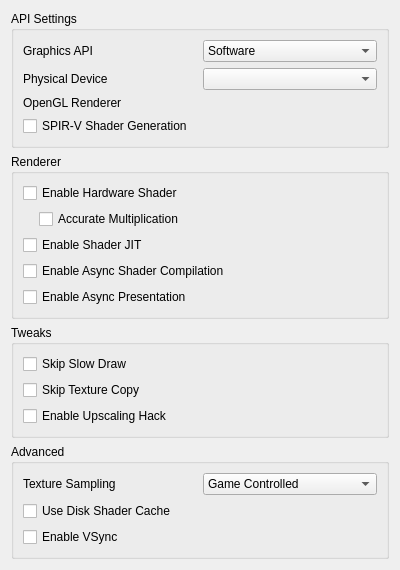
rtiangha/Citra-Enhanced, file src/citra_qt/configuration/configure_graphics.ui: the form before one commit.
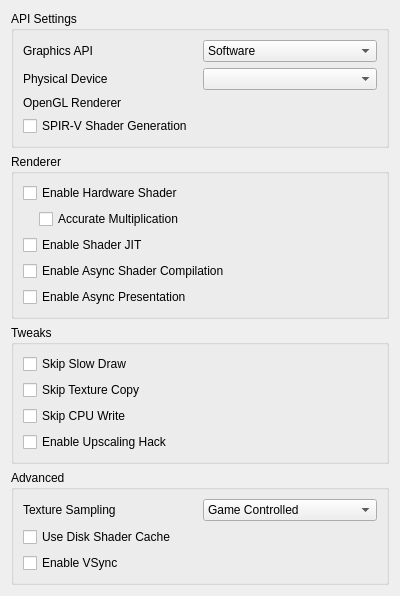
The form after the commit.

Commit message: Android & PC: Add Skip CPU Write to UI

What changed in the file:
```diff
--- a/src/citra_qt/configuration/configure_graphics.ui
+++ b/src/citra_qt/configuration/configure_graphics.ui
@@ -260,6 +260,16 @@
         </property>
        </widget>
       </item>
+      <item>
+       <widget class="QCheckBox" name="toggle_skip_cpu_write">
+        <property name="toolTip">
+         <string>&lt;html&gt;&lt;head/&gt;&lt;body&gt;&lt;p&gt;Skips the CPU write event from rasterizer cache invalidation. May improve performance or rarely fix issues, but may cause graphical bugs.&lt;/p&gt;&lt;/body&gt;&lt;/html&gt;</string>
+        </property>
+        <property name="text">
+         <string>Skip CPU Write</string>
+        </property>
+       </widget>
+      </item>
       <item>
        <widget class="QCheckBox" name="toggle_upscaling_hack">
         <property name="toolTip">
```
Left out of the diff: 4 changed lines with no effect on the pictures. The commit also changes 15 other files.
